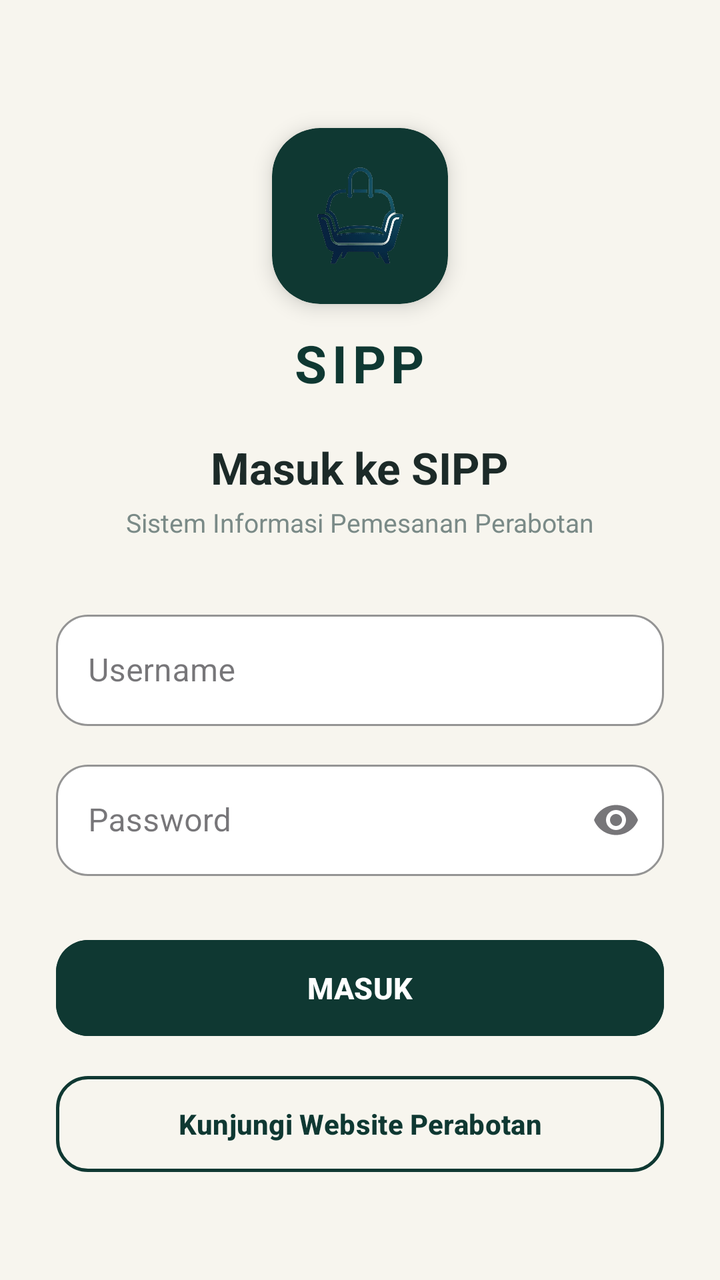
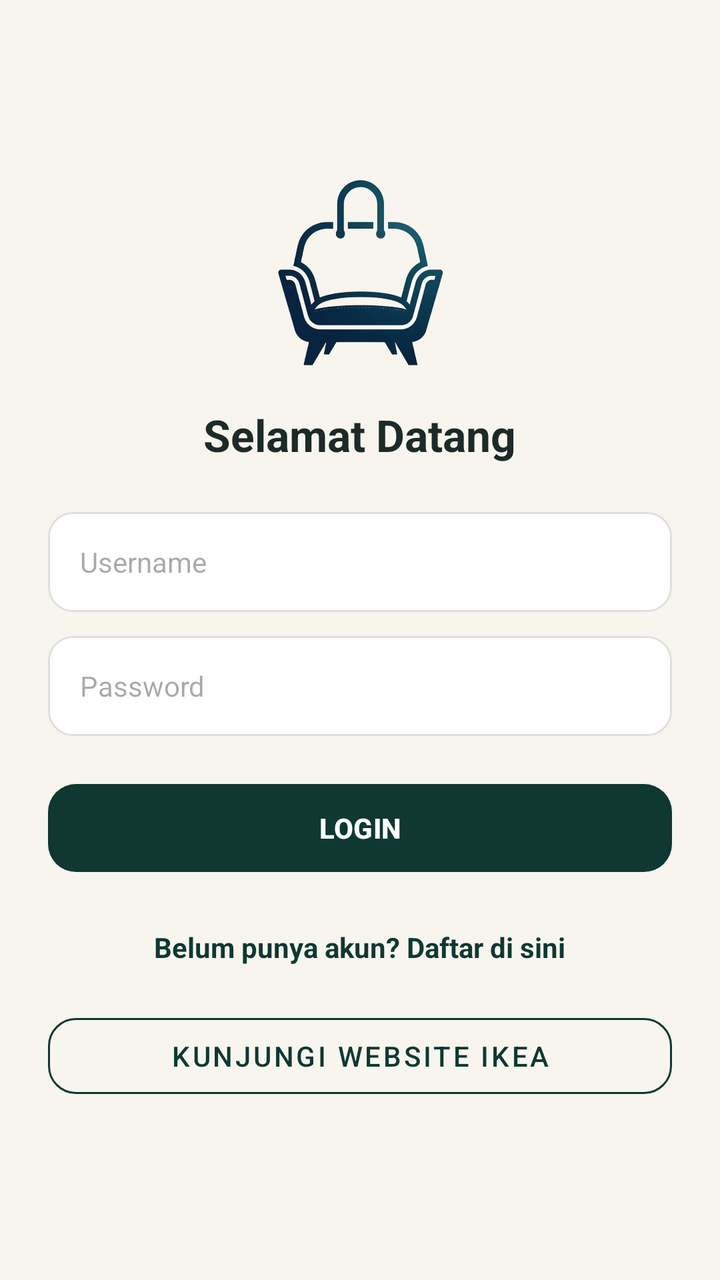

Screens rendered from an Android XML layout before and after an edit, with the pre-edit source and the edit as a unified diff.
<!-- AndroidManifest.xml: application theme Theme.RNG_SIPP -->
<!-- res/layout/activity_auth.xml -->
<?xml version="1.0" encoding="utf-8"?>
<ScrollView xmlns:android="http://schemas.android.com/apk/res/android"
    xmlns:app="http://schemas.android.com/apk/res-auto"
    android:layout_width="match_parent"
    android:layout_height="match_parent"
    android:background="@color/bg_cream"
    android:fillViewport="true">

    <LinearLayout
        android:layout_width="match_parent"
        android:layout_height="wrap_content"
        android:gravity="center_horizontal"
        android:orientation="vertical"
        android:padding="28dp">

        <com.google.android.material.card.MaterialCardView
            android:layout_width="88dp"
            android:layout_height="88dp"
            android:layout_marginTop="36dp"
            app:cardBackgroundColor="@color/green_primary"
            app:cardCornerRadius="24dp"
            app:cardElevation="6dp"
            app:strokeWidth="0dp">

            <ImageView
                android:id="@+id/imgLogo"
                android:layout_width="52dp"
                android:layout_height="52dp"
                android:layout_gravity="center"
                android:src="@drawable/logo_sipp" />
        </com.google.android.material.card.MaterialCardView>

        <TextView
            android:layout_width="wrap_content"
            android:layout_height="wrap_content"
            android:layout_marginTop="12dp"
            android:letterSpacing="0.1"
            android:text="SIPP"
            android:textColor="@color/green_primary"
            android:textSize="26sp"
            android:textStyle="bold" />

        <TextView
            android:layout_width="wrap_content"
            android:layout_height="wrap_content"
            android:layout_marginTop="20dp"
            android:text="Masuk ke SIPP"
            android:textColor="@color/text_primary"
            android:textSize="22sp"
            android:textStyle="bold" />

        <TextView
            android:layout_width="wrap_content"
            android:layout_height="wrap_content"
            android:layout_marginTop="4dp"
            android:text="Sistem Informasi Pemesanan Perabotan"
            android:textColor="@color/text_secondary"
            android:textSize="13sp" />

        <com.google.android.material.textfield.TextInputLayout
            style="@style/Widget.MaterialComponents.TextInputLayout.OutlinedBox"
            android:layout_width="match_parent"
            android:layout_height="wrap_content"
            android:layout_marginTop="32dp"
            android:hint="Username"
            app:boxBackgroundColor="@color/white"
            app:boxCornerRadiusBottomEnd="16dp"
            app:boxCornerRadiusBottomStart="16dp"
            app:boxCornerRadiusTopEnd="16dp"
            app:boxCornerRadiusTopStart="16dp"
            app:boxStrokeColor="@color/green_primary">

            <com.google.android.material.textfield.TextInputEditText
                android:id="@+id/etUsername"
                android:layout_width="match_parent"
                android:layout_height="wrap_content"
                android:inputType="text" />
        </com.google.android.material.textfield.TextInputLayout>

        <com.google.android.material.textfield.TextInputLayout
            style="@style/Widget.MaterialComponents.TextInputLayout.OutlinedBox"
            android:layout_width="match_parent"
            android:layout_height="wrap_content"
            android:layout_marginTop="14dp"
            android:hint="Password"
            app:boxBackgroundColor="@color/white"
            app:boxCornerRadiusBottomEnd="16dp"
            app:boxCornerRadiusBottomStart="16dp"
            app:boxCornerRadiusTopEnd="16dp"
            app:boxCornerRadiusTopStart="16dp"
            app:boxStrokeColor="@color/green_primary"
            app:endIconMode="password_toggle">

            <com.google.android.material.textfield.TextInputEditText
                android:id="@+id/etPassword"
                android:layout_width="match_parent"
                android:layout_height="wrap_content"
                android:inputType="textPassword" />
        </com.google.android.material.textfield.TextInputLayout>

        <Button
            android:id="@+id/btnLogin"
            android:layout_width="match_parent"
            android:layout_height="56dp"
            android:layout_marginTop="28dp"
            android:backgroundTint="@color/green_primary"
            android:text="MASUK"
            android:textSize="15sp"
            android:textStyle="bold"
            app:cornerRadius="16dp" />

        <com.google.android.material.button.MaterialButton
            android:id="@+id/btnOpenWeb"
            style="@style/Widget.Material3.Button.OutlinedButton"
            android:layout_width="match_parent"
            android:layout_height="56dp"
            android:layout_marginTop="12dp"
            android:text="Kunjungi Website Perabotan"
            android:textColor="@color/green_primary"
            android:textSize="14sp"
            android:textStyle="bold"
            app:cornerRadius="16dp"
            app:strokeColor="@color/green_primary"
            app:strokeWidth="1.5dp" />

    </LinearLayout>
</ScrollView>
<!-- resources referenced by this layout -->
<resources>
  <color name="bg_cream">#F7F5EE</color>
  <color name="green_primary">#0F3832</color>
  <color name="text_primary">#1C2A28</color>
  <color name="text_secondary">#7A8A87</color>
  <color name="white">#FFFFFF</color>
  <!-- drawable logo_sipp: png bitmap (drawable, 49470 bytes) -->
  <style name="Theme.RNG_SIPP" parent="Theme.Material3.DayNight.NoActionBar">
          <item name="colorPrimary">@color/green_primary</item>
          <item name="android:statusBarColor">@color/green_primary</item>
      </style>
</resources>

<!-- the commit's change to res/layout/activity_auth.xml (unified diff, before → after) -->
@@ -1,127 +1,87 @@
 <?xml version="1.0" encoding="utf-8"?>
-<ScrollView xmlns:android="http://schemas.android.com/apk/res/android"
+<LinearLayout xmlns:android="http://schemas.android.com/apk/res/android"
     xmlns:app="http://schemas.android.com/apk/res-auto"
+    xmlns:tools="http://schemas.android.com/tools"
     android:layout_width="match_parent"
     android:layout_height="match_parent"
     android:background="@color/bg_cream"
-    android:fillViewport="true">
+    android:gravity="center"
+    android:orientation="vertical"
+    android:padding="24dp"
+    tools:context=".AuthActivity"
+    tools:ignore="HardcodedText">
 
-    <LinearLayout
+    <ImageView
+        android:layout_width="100dp"
+        android:layout_height="100dp"
+        android:src="@drawable/logo_sipp" />
+
+    <TextView
+        android:layout_width="wrap_content"
+        android:layout_height="wrap_content"
+        android:layout_marginTop="16dp"
+        android:text="Selamat Datang"
+        android:textColor="@color/text_primary"
+        android:textSize="22sp"
+        android:textStyle="bold" />
+
+    <EditText
+        android:id="@+id/etUsername"
         android:layout_width="match_parent"
+        android:layout_height="50dp"
+        android:layout_marginTop="24dp"
+        android:background="@drawable/bg_input_rounded"
+        android:hint="Username"
+        android:inputType="text"
+        android:paddingHorizontal="16dp"
+        android:textSize="14sp" />
+
+    <EditText
+        android:id="@+id/etPassword"
+        android:layout_width="match_parent"
+        android:layout_height="50dp"
+        android:layout_marginTop="12dp"
+        android:background="@drawable/bg_input_rounded"
+        android:hint="Password"
+        android:inputType="textPassword"
+        android:paddingHorizontal="16dp"
+        android:textSize="14sp" />
+
+    <com.google.android.material.button.MaterialButton
+        android:id="@+id/btnLogin"
+        android:layout_width="match_parent"
+        android:layout_height="52dp"
+        android:layout_marginTop="20dp"
+        android:text="LOGIN"
+        android:textColor="@color/white"
+        android:textSize="14sp"
+        android:textStyle="bold"
+        app:backgroundTint="@color/green_primary"
+        app:cornerRadius="14dp" />
+
+    <TextView
+        android:id="@+id/btnRegisterLink"
+        android:layout_width="wrap_content"
         android:layout_height="wrap_content"
-        android:gravity="center_horizontal"
-        android:orientation="vertical"
-        android:padding="28dp">
+        android:layout_marginTop="16dp"
+        android:background="?attr/selectableItemBackground"
+        android:clickable="true"
+        android:focusable="true"
+        android:padding="8dp"
+        android:text="Belum punya akun? Daftar di sini"
+        android:textColor="@color/green_primary"
+        android:textSize="14sp"
+        android:textStyle="bold" />
 
-        <com.google.android.material.card.MaterialCardView
-            android:layout_width="88dp"
-            android:layout_height="88dp"
-            android:layout_marginTop="36dp"
-            app:cardBackgroundColor="@color/green_primary"
-            app:cardCornerRadius="24dp"
-            app:cardElevation="6dp"
-            app:strokeWidth="0dp">
+    <com.google.android.material.button.MaterialButton
+        android:id="@+id/btnOpenWeb"
+        style="@style/Widget.MaterialComponents.Button.OutlinedButton"
+        android:layout_width="match_parent"
+        android:layout_height="50dp"
+        android:layout_marginTop="12dp"
+        android:text="Kunjungi Website IKEA"
+        android:textColor="@color/green_primary"
+        app:cornerRadius="14dp"
+        app:strokeColor="@color/green_primary" />
 
-            <ImageView
-                android:id="@+id/imgLogo"
-                android:layout_width="52dp"
-                android:layout_height="52dp"
-                android:layout_gravity="center"
-                android:src="@drawable/logo_sipp" />
-        </com.google.android.material.card.MaterialCardView>
-
-        <TextView
-            android:layout_width="wrap_content"
-            android:layout_height="wrap_content"
-            android:layout_marginTop="12dp"
-            android:letterSpacing="0.1"
-            android:text="SIPP"
-            android:textColor="@color/green_primary"
-            android:textSize="26sp"
-            android:textStyle="bold" />
-
-        <TextView
-            android:layout_width="wrap_content"
-            android:layout_height="wrap_content"
-            android:layout_marginTop="20dp"
-            android:text="Masuk ke SIPP"
-            android:textColor="@color/text_primary"
-            android:textSize="22sp"
-            android:textStyle="bold" />
-
-        <TextView
-            android:layout_width="wrap_content"
-            android:layout_height="wrap_content"
-            android:layout_marginTop="4dp"
-            android:text="Sistem Informasi Pemesanan Perabotan"
-            android:textColor="@color/text_secondary"
-            android:textSize="13sp" />
-
-        <com.google.android.material.textfield.TextInputLayout
-            style="@style/Widget.MaterialComponents.TextInputLayout.OutlinedBox"
-            android:layout_width="match_parent"
-            android:layout_height="wrap_content"
-            android:layout_marginTop="32dp"
-            android:hint="Username"
-            app:boxBackgroundColor="@color/white"
-            app:boxCornerRadiusBottomEnd="16dp"
-            app:boxCornerRadiusBottomStart="16dp"
-            app:boxCornerRadiusTopEnd="16dp"
-            app:boxCornerRadiusTopStart="16dp"
-            app:boxStrokeColor="@color/green_primary">
-
-            <com.google.android.material.textfield.TextInputEditText
-                android:id="@+id/etUsername"
-                android:layout_width="match_parent"
-                android:layout_height="wrap_content"
-                android:inputType="text" />
-        </com.google.android.material.textfield.TextInputLayout>
-
-        <com.google.android.material.textfield.TextInputLayout
-            style="@style/Widget.MaterialComponents.TextInputLayout.OutlinedBox"
-            android:layout_width="match_parent"
-            android:layout_height="wrap_content"
-            android:layout_marginTop="14dp"
-            android:hint="Password"
-            app:boxBackgroundColor="@color/white"
-            app:boxCornerRadiusBottomEnd="16dp"
-            app:boxCornerRadiusBottomStart="16dp"
-            app:boxCornerRadiusTopEnd="16dp"
-            app:boxCornerRadiusTopStart="16dp"
-            app:boxStrokeColor="@color/green_primary"
-            app:endIconMode="password_toggle">
-
-            <com.google.android.material.textfield.TextInputEditText
-                android:id="@+id/etPassword"
-                android:layout_width="match_parent"
-                android:layout_height="wrap_content"
-                android:inputType="textPassword" />
-        </com.google.android.material.textfield.TextInputLayout>
-
-        <Button
-            android:id="@+id/btnLogin"
-            android:layout_width="match_parent"
-            android:layout_height="56dp"
-            android:layout_marginTop="28dp"
-            android:backgroundTint="@color/green_primary"
-            android:text="MASUK"
-            android:textSize="15sp"
-            android:textStyle="bold"
-            app:cornerRadius="16dp" />
-
-        <com.google.android.material.button.MaterialButton
-            android:id="@+id/btnOpenWeb"
-            style="@style/Widget.Material3.Button.OutlinedButton"
-            android:layout_width="match_parent"
-            android:layout_height="56dp"
-            android:layout_marginTop="12dp"
-            android:text="Kunjungi Website Perabotan"
-            android:textColor="@color/green_primary"
-            android:textSize="14sp"
-            android:textStyle="bold"
-            app:cornerRadius="16dp"
-            app:strokeColor="@color/green_primary"
-            app:strokeWidth="1.5dp" />
-
-    </LinearLayout>
-</ScrollView>
+</LinearLayout>
<!-- resource entries referenced after the edit -->
@@ -3,8 +3,16 @@
   <color name="bg_cream">#F7F5EE</color>
   <color name="green_primary">#0F3832</color>
   <color name="text_primary">#1C2A28</color>
-  <color name="text_secondary">#7A8A87</color>
   <color name="white">#FFFFFF</color>
+  <!-- drawable bg_input_rounded (drawable) -->
+  <?xml version="1.0" encoding="utf-8"?>
+  <shape xmlns:android="http://schemas.android.com/apk/res/android">
+      <solid android:color="#FFFFFF" />
+      <corners android:radius="12dp" />
+      <stroke
+          android:width="1dp"
+          android:color="#E0E0E0" />
+  </shape>
   <!-- drawable logo_sipp: png bitmap (drawable, 49470 bytes) -->
   <style name="Theme.RNG_SIPP" parent="Theme.Material3.DayNight.NoActionBar">
           <item name="colorPrimary">@color/green_primary</item>
